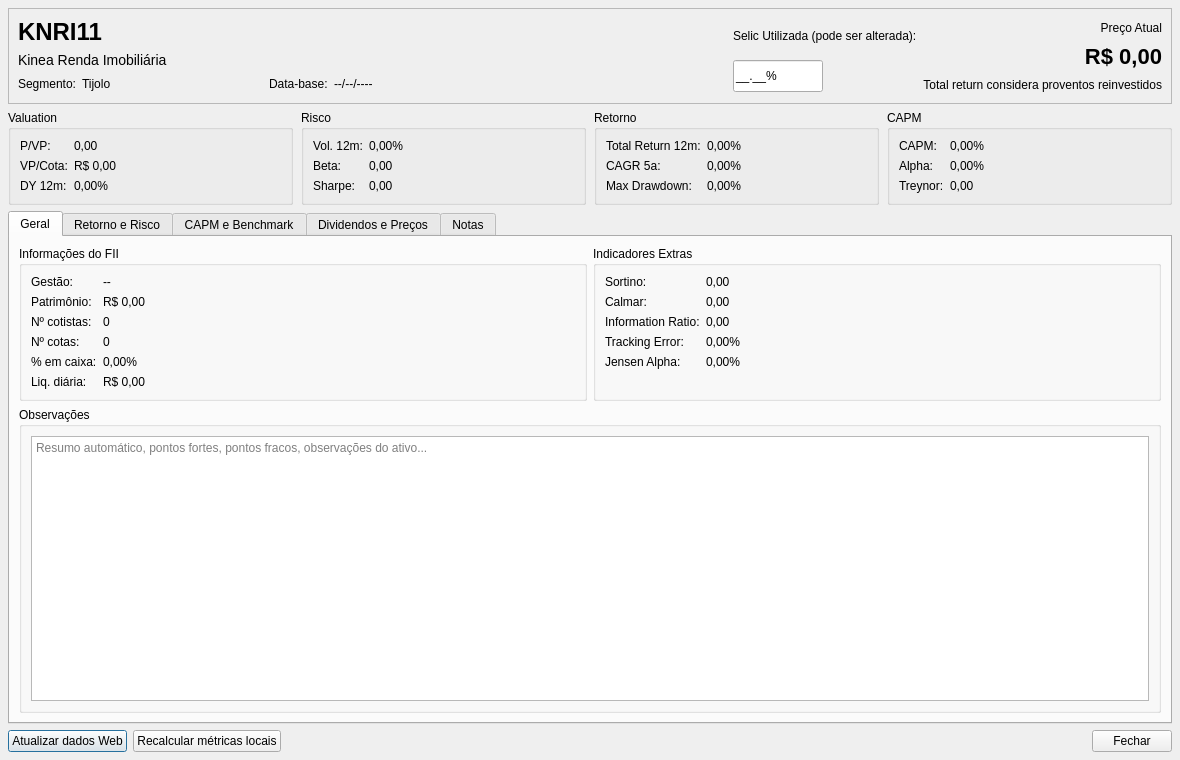
Before: the Qt Designer form src/ui/frmFiiDetail.ui in jeronimopenha/MarginMiner, drawn with Qt 5.
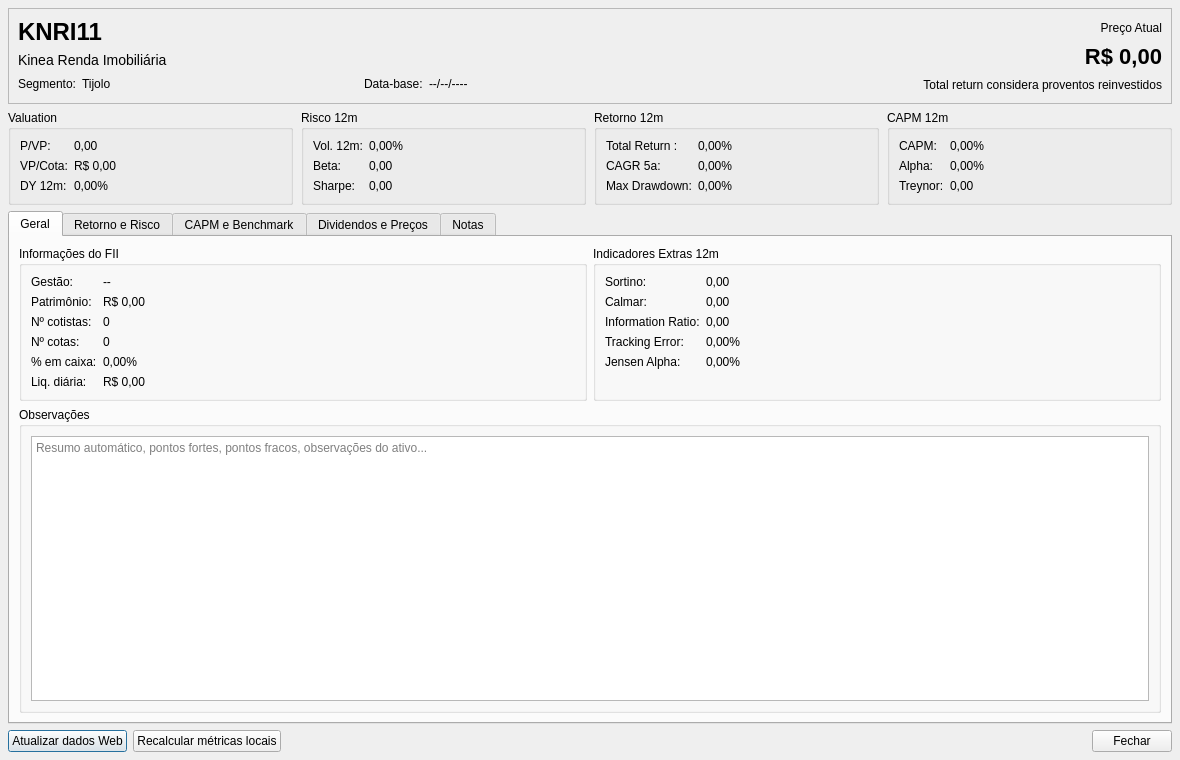
After: the same form once the commit is applied. The open tabs and pages were chosen to show the change.

Commit message:
Showing the indexes values on the right labels.
There are some update bugs to be solved. On Web atualization

The edit to the form file:
```diff
--- a/src/ui/frmFiiDetail.ui
+++ b/src/ui/frmFiiDetail.ui
@@ -120,54 +120,6 @@
         </property>
        </spacer>
       </item>
-      <item>
-       <layout class="QVBoxLayout" name="verticalLayout" stretch="0,0">
-        <property name="leftMargin">
-         <number>0</number>
-        </property>
-        <property name="topMargin">
-         <number>0</number>
-        </property>
-        <property name="rightMargin">
-         <number>0</number>
-        </property>
-        <property name="bottomMargin">
-         <number>0</number>
-        </property>
-        <item>
-         <widget class="QLabel" name="label">
-          <property name="text">
-           <string>Selic Utilizada (pode ser alterada):</string>
-          </property>
-         </widget>
-        </item>
-        <item alignment="Qt::AlignmentFlag::AlignLeft|Qt::AlignmentFlag::AlignVCenter">
-         <widget class="QLineEdit" name="txtSelic">
-          <property name="sizePolicy">
-           <sizepolicy hsizetype="Fixed" vsizetype="Fixed">
-            <horstretch>0</horstretch>
-            <verstretch>0</verstretch>
-           </sizepolicy>
-          </property>
-          <property name="minimumSize">
-           <size>
-            <width>90</width>
-            <height>32</height>
-           </size>
-          </property>
-          <property name="maximumSize">
-           <size>
-            <width>90</width>
-            <height>32</height>
-           </size>
-          </property>
-          <property name="inputMask">
-           <string>##.00%;_</string>
-          </property>
-         </widget>
-        </item>
-       </layout>
-      </item>
       <item>
        <layout class="QVBoxLayout" name="verticalLayoutHeaderRight">
         <item>
@@ -267,7 +219,7 @@
      <item row="0" column="1">
       <widget class="QGroupBox" name="grpResumo2">
        <property name="title">
-        <string>Risco</string>
+        <string>Risco 12m</string>
        </property>
        <layout class="QFormLayout" name="formLayoutResumo2">
         <item row="0" column="0">
@@ -318,13 +270,13 @@
      <item row="0" column="2">
       <widget class="QGroupBox" name="grpResumo3">
        <property name="title">
-        <string>Retorno</string>
+        <string>Retorno 12m</string>
        </property>
        <layout class="QFormLayout" name="formLayoutResumo3">
         <item row="0" column="0">
          <widget class="QLabel" name="labelRet12Titulo">
           <property name="text">
-           <string>Total Return 12m:</string>
+           <string>Total Return :</string>
           </property>
          </widget>
         </item>
@@ -369,7 +321,7 @@
      <item row="0" column="3">
       <widget class="QGroupBox" name="grpResumo4">
        <property name="title">
-        <string>CAPM</string>
+        <string>CAPM 12m</string>
        </property>
        <layout class="QFormLayout" name="formLayoutResumo4">
         <item row="0" column="0">
@@ -527,7 +479,7 @@
          <item>
           <widget class="QGroupBox" name="grpIndicadoresExtras">
            <property name="title">
-            <string>Indicadores Extras</string>
+            <string>Indicadores Extras 12m</string>
            </property>
            <layout class="QFormLayout" name="formLayoutIndicadoresExtras">
             <item row="0" column="0">
```
Left out of the diff: 2 changed lines with no effect on the pictures. The commit also changes 2 other files.
